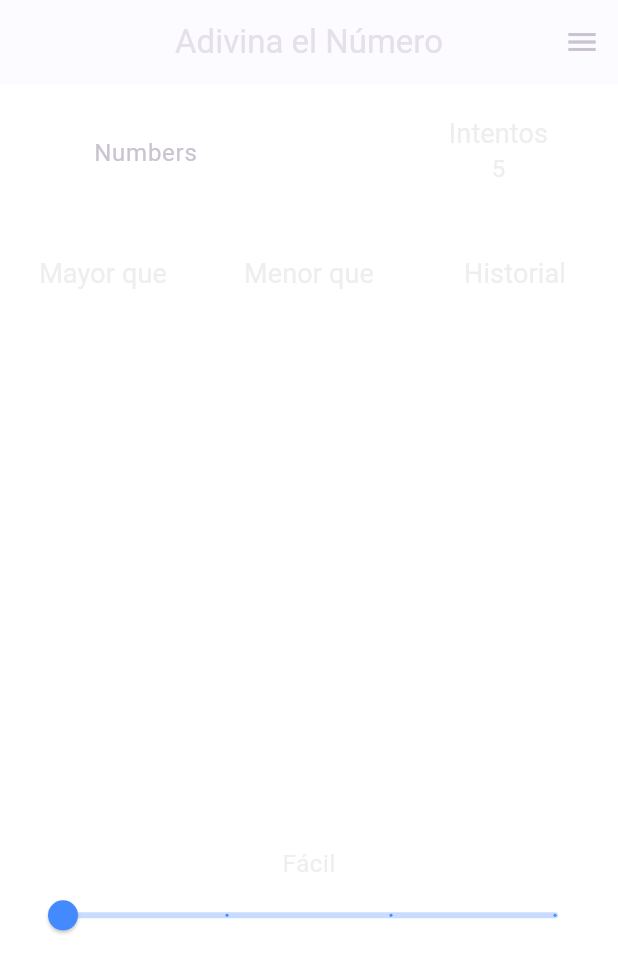
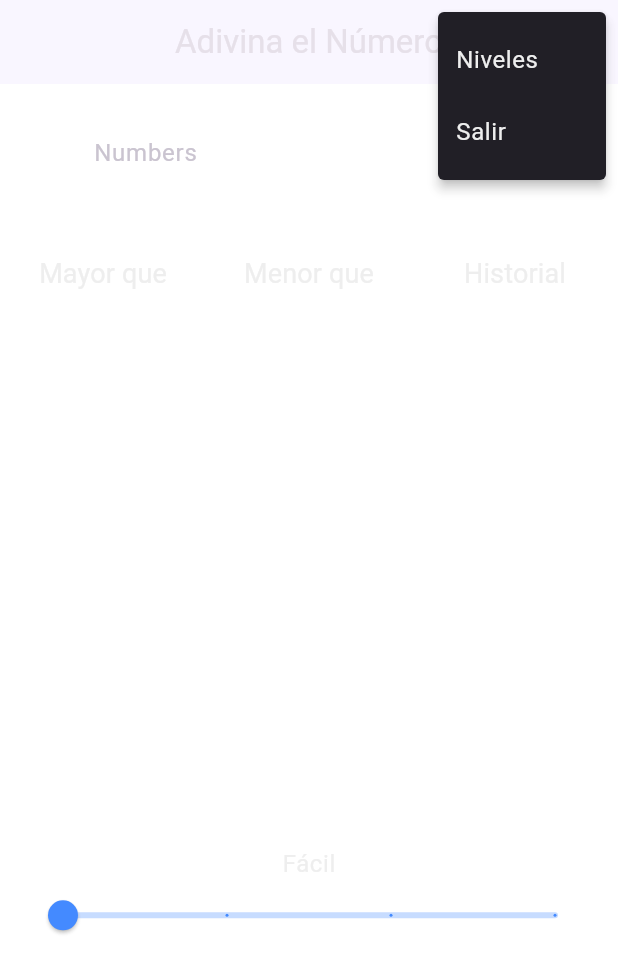
Before and after one commit to Javier-Hinojosa/AppGuessTheNumber, a Flutter app: the screen it shows after launch, after a tap on the "menu" icon, on a phone screen of 412 x 824 dp. Shown: the top 973 px of the screen. Run offline on Flutter 3.47's test engine with Material 3 defaults, Android fonts, the phone set to English and light mode, and no system bars; our stand-ins replace get.

Commit message:
Revison final del proyecto y detalle de niveles y salida de la aplicación

```diff
--- a/lib/app/pages/home/home.controller.dart
+++ b/lib/app/pages/home/home.controller.dart
@@ -1,3 +1,5 @@
+import 'dart:io';
+
 import 'package:flutter/cupertino.dart';
 import 'package:get/get.dart';
 import 'package:guess_the_number/core/common/extensors.dart';
@@ -62,8 +64,6 @@ class HomeController extends GetxController {
     textEditingController().text = "";
   }
 
-  onTrailing() {}
-
   bool _validateAnswer(int responseValue) {
     var answerValue = answer();
     if (responseValue == answerValue) {
@@ -87,4 +87,8 @@ class HomeController extends GetxController {
     attempts(currentLevel.attempts);
   }
 
+  exitApp() {
+      exit(0);
+  }
+
 }
--- a/lib/app/pages/home/home.page.dart
+++ b/lib/app/pages/home/home.page.dart
@@ -1,7 +1,9 @@
+import 'dart:async';
 
 import 'package:flutter/material.dart';
 import 'package:get/get.dart';
 import 'package:guess_the_number/app/pages/home/home.controller.dart';
+import 'package:guess_the_number/app/utils/msg.utils.dart';
 import 'package:guess_the_number/app/widgets/container/container.widget.dart';
 import 'package:guess_the_number/app/widgets/text/subtitle.widget.dart';
 import 'package:guess_the_number/app/widgets/text/title.widget.dart';
@@ -12,44 +14,65 @@ class HomePage extends GetView<HomeController> {
 
   @override
   Widget build(BuildContext context) {
-    return  SafeArea(
+    return SafeArea(
       child: Scaffold(
-        appBar: AppBar(title: const Text("Adivina el Número"),
-            elevation: 2,
+        appBar: AppBar(
+          title: const Text("Adivina el Número"),
           actions: [
-            IconButton(onPressed: ()=>controller.onTrailing(), icon: const Icon(Icons.menu))
-          ],
+            PopupMenuButton(
+              icon: const Icon(Icons.menu),
+              itemBuilder: (BuildContext context) {
+                return [
+                  PopupMenuItem(
+                    value: 'option2',
+                    onTap: () async => await onViewDifficulties(context),
+                    child: const CustomSubtitle(title: 'Niveles'),
                   ),
-        body: Obx(()=> ListView(
-          shrinkWrap: true,
-            physics: const NeverScrollableScrollPhysics(),
+                  PopupMenuItem(
+                    value: 'option1',
+                    onTap: () => controller.exitApp(),
+                    child: const CustomSubtitle(title: 'Salir'),
+                  )
+                ];
+              }
+            )
+          ]
+        ),
+        body: SingleChildScrollView(
           keyboardDismissBehavior: ScrollViewKeyboardDismissBehavior.onDrag,
+          child: Obx(
+            () => Column(
+                crossAxisAlignment: CrossAxisAlignment.stretch,
                 children: [
                   _header(),
                   _body(context),
                 ]),
           ),
-
+        ),
       ),
     );
   }
 
- Widget _header(){
+  Widget _header() {
     return Row(
         crossAxisAlignment: CrossAxisAlignment.start,
         mainAxisAlignment: MainAxisAlignment.spaceEvenly,
         children: [
           SizedBox(
-          width: Get.width*.5,
-          height: Get.height*.1,
-          child:
-      CustomTextField("Numbers",controller.textEditingController(),
+              width: Get.width * .5,
+              height: Get.height * .1,
+              child: CustomTextField(
+                "Numbers",
+                controller.textEditingController(),
                 hintText: "####",
-        errorText: controller.errorText().isEmpty?null:controller.errorText(),
+                errorText: controller.errorText().isEmpty
+                    ? null
+                    : controller.errorText(),
                 maxCharts: 4,
                 maxLines: 1,
-        onComplete:()=> controller.onCompleteTextEditing(),
-      textInputType: const TextInputType.numberWithOptions(decimal: false,signed: false),
+                onComplete: () => controller.onCompleteTextEditing(),
+                textInputType: const TextInputType.numberWithOptions(
+                    decimal: false, signed: false),
               )),
           Flexible(
             child: Column(children: [
@@ -60,7 +83,7 @@ class HomePage extends GetView<HomeController> {
         ]).paddingOnly(top: 20);
   }
 
-Widget _body( BuildContext context) {
+  Widget _body(BuildContext context) {
     return Column(
         mainAxisAlignment: MainAxisAlignment.start,
         crossAxisAlignment: CrossAxisAlignment.center,
@@ -71,37 +94,46 @@ Widget _body( BuildContext context) {
               Expanded(
                   child: CustomContainer(
                       labelText: "Mayor que",
-                 child: ListView(shrinkWrap: true,physics: const  RangeMaintainingScrollPhysics(),
-                   children: controller.smallerThan.map((element) =>
-                       CustomTitle(title: element.toString(),textAlign: TextAlign.center)
-                   ).toList(),
-                 )).paddingAll(10)
-           ),
+                      child: ListView(
+                        shrinkWrap: true,
+                        physics: const RangeMaintainingScrollPhysics(),
+                        children: controller.smallerThan
+                            .map((element) => CustomTitle(
+                                title: element.toString(),
+                                textAlign: TextAlign.center))
+                            .toList(),
+                      )).paddingAll(10)),
               Expanded(
                   child: CustomContainer(
                       labelText: "Menor que",
-                 child: ListView(shrinkWrap: true,physics: const RangeMaintainingScrollPhysics(),
-                   children: controller.higherThan.map((element) =>
-                       CustomTitle(title: element.toString(), textAlign: TextAlign.center)
-                   ).toList(),
-                 )).paddingAll(10)
-           ),
+                      child: ListView(
+                        shrinkWrap: true,
+                        physics: const RangeMaintainingScrollPhysics(),
+                        children: controller.higherThan
+                            .map((element) => CustomTitle(
+                                title: element.toString(),
+                                textAlign: TextAlign.center))
+                            .toList(),
+                      )).paddingAll(10)),
               Expanded(
                   child: CustomContainer(
                       labelText: "Historial",
-                 child: ListView(shrinkWrap: true,physics: const RangeMaintainingScrollPhysics(),
-                   children: controller.history.map((entry) =>
-                       CustomTitle(
+                      child: ListView(
+                        shrinkWrap: true,
+                        physics: const RangeMaintainingScrollPhysics(),
+                        children: controller.history
+                            .map((entry) => CustomTitle(
                                 title: entry.key.toString(),
                                 textAlign: TextAlign.center,
-                         color: entry.value ? Colors.greenAccent : Colors.redAccent
-                       )).toList(),
-                 )).paddingAll(10)
-           )
+                                color: entry.value
+                                    ? Colors.greenAccent
+                                    : Colors.redAccent))
+                            .toList(),
+                      )).paddingAll(10))
             ],
           ),
           Divider(
-          height: Get.height*.05,
+            height: Get.height * .05,
             color: Colors.transparent,
           ),
           Column(
@@ -112,14 +144,30 @@ Widget _body( BuildContext context) {
               Slider(
                 activeColor: Colors.blueAccent,
                 value: controller.levelId.toDouble(),
-              onChanged: (id)=> controller.onDifficultyChange(id),
+                onChanged: (id) => controller.onDifficultyChange(id),
                 label: controller.currentLevel.name,
-              divisions: HomeController.levelDifficulty.length-1,
-              max: HomeController.levelDifficulty.length.toDouble()-1,
+                divisions: HomeController.levelDifficulty.length - 1,
+                max: HomeController.levelDifficulty.length.toDouble() - 1,
               ),
             ],
           ).paddingAll(16)
-    ]
-  );
+        ]);
+  }
+
+  Future onViewDifficulties(BuildContext context) async {
+    await MsgUtils.info(context,
+        title: "Niveles",
+        child: SizedBox(
+          height: Get.height*.4,
+          child: Column(
+              children: ListTile.divideTiles(
+                context: context,
+                      tiles: HomeController.levelDifficulty.map((e) => ListTile(
+                          title: CustomTitle(title: "${e.name}:"),
+                          subtitle: CustomSubtitle(
+                              title:
+                                  "Encuentra el Número del ${e.minNumber} al ${e.maxNumber}, con ${e.attempts} intentos"))))
+                  .toList()),
+        ));
   }
 }
--- a/lib/app/widgets/container/container.widget.dart
+++ b/lib/app/widgets/container/container.widget.dart
@@ -23,7 +23,6 @@ class CustomContainer extends StatelessWidget {
         decoration: DecorationUtils.outLineContainer(),
         height: Get.height*.4,
         child: ListView(
-            keyboardDismissBehavior: ScrollViewKeyboardDismissBehavior.onDrag,
             shrinkWrap: true,
             children: [
               CustomTitle(
```
Also changed, not shown: lib/app/utils/msg.utils.dart (added, +23 -0 lines). Lines whose indentation alone changed are shown as unchanged.
